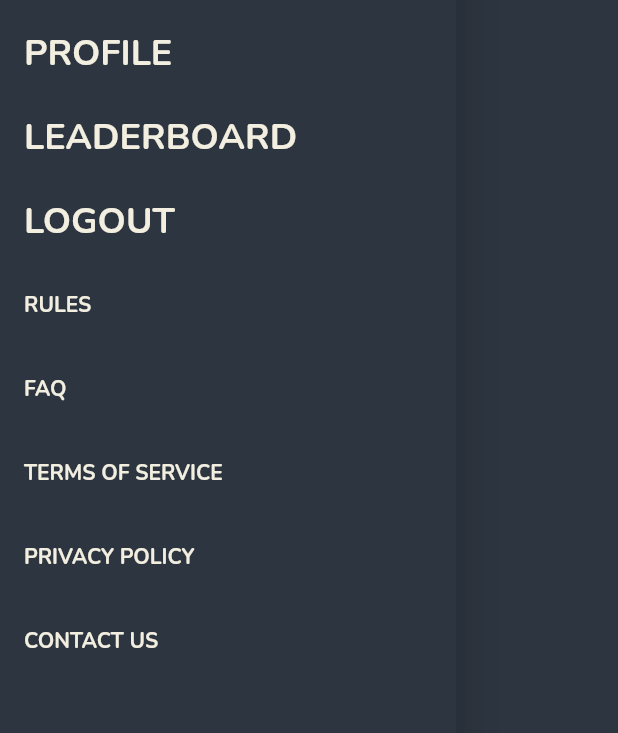
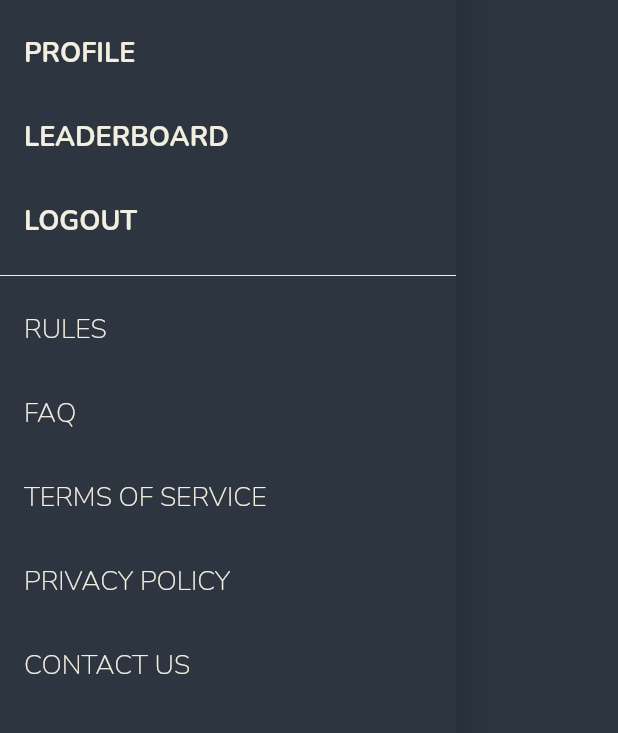
Before and after one commit to tedtop/vegas_lit_mvp_2, a Flutter app: the HomeDrawer widget shown alone on an empty page, opened directly, on a phone screen of 412 x 824 dp, the part 242-975 px from its top. Run offline on Flutter 3.47's test engine with Material 2 defaults, Android fonts, the phone set to English and light mode, and no system bars; our stand-ins replace bloc, cloud_firestore, dio, equatable, firebase_auth, firebase_core and 8 more; missing offline and left inert: very_good_analysis; accounts and stored records are empty.

Commit message:
Updated drawer fonts and color

```diff
--- a/lib/features/home/widgets/home_drawer.dart
+++ b/lib/features/home/widgets/home_drawer.dart
@@ -30,7 +30,7 @@ class HomeDrawer extends StatelessWidget {
               'PROFILE',
               style: GoogleFonts.nunito(
                 color: Palette.cream,
-                fontSize: 24,
+                fontSize: 18,
                 fontWeight: FontWeight.w700,
               ),
             ),
@@ -41,7 +41,7 @@ class HomeDrawer extends StatelessWidget {
               'LEADERBOARD',
               style: GoogleFonts.nunito(
                 color: Palette.cream,
-                fontSize: 24,
+                fontSize: 18,
                 fontWeight: FontWeight.w700,
               ),
             ),
@@ -55,7 +55,7 @@ class HomeDrawer extends StatelessWidget {
               'LOGOUT',
               style: GoogleFonts.nunito(
                 color: Palette.cream,
-                fontSize: 24,
+                fontSize: 18,
                 fontWeight: FontWeight.w700,
               ),
             ),
@@ -65,38 +65,61 @@ class HomeDrawer extends StatelessWidget {
                   );
             },
           ),
+          const Divider(
+            color: Palette.cream,
+          ),
           ListTile(
             title: Text(
               'RULES',
-              style: Styles.h3,
+              style: GoogleFonts.nunito(
+                color: Palette.cream,
+                fontSize: 18,
+                fontWeight: FontWeight.w200,
+              ),
             ),
             onTap: () {},
           ),
           ListTile(
             title: Text(
               'FAQ',
-              style: Styles.h3,
+              style: GoogleFonts.nunito(
+                color: Palette.cream,
+                fontSize: 18,
+                fontWeight: FontWeight.w200,
+              ),
             ),
             onTap: () {},
           ),
           ListTile(
             title: Text(
               'TERMS OF SERVICE',
-              style: Styles.h3,
+              style: GoogleFonts.nunito(
+                color: Palette.cream,
+                fontSize: 18,
+                fontWeight: FontWeight.w200,
+              ),
             ),
             onTap: () {},
           ),
           ListTile(
             title: Text(
               'PRIVACY POLICY',
-              style: Styles.h3,
+              style: GoogleFonts.nunito(
+                color: Palette.cream,
+                fontSize: 18,
+                fontWeight: FontWeight.w200,
+              ),
             ),
             onTap: () {},
           ),
           ListTile(
             title: Text(
               'CONTACT US',
-              style: Styles.h3,
+              style: GoogleFonts.nunito(
+                color: Palette.cream,
+                fontSize: 18,
+                fontWeight: FontWeight.w200,
+              ),
             ),
             onTap: () {},
           ),
```
